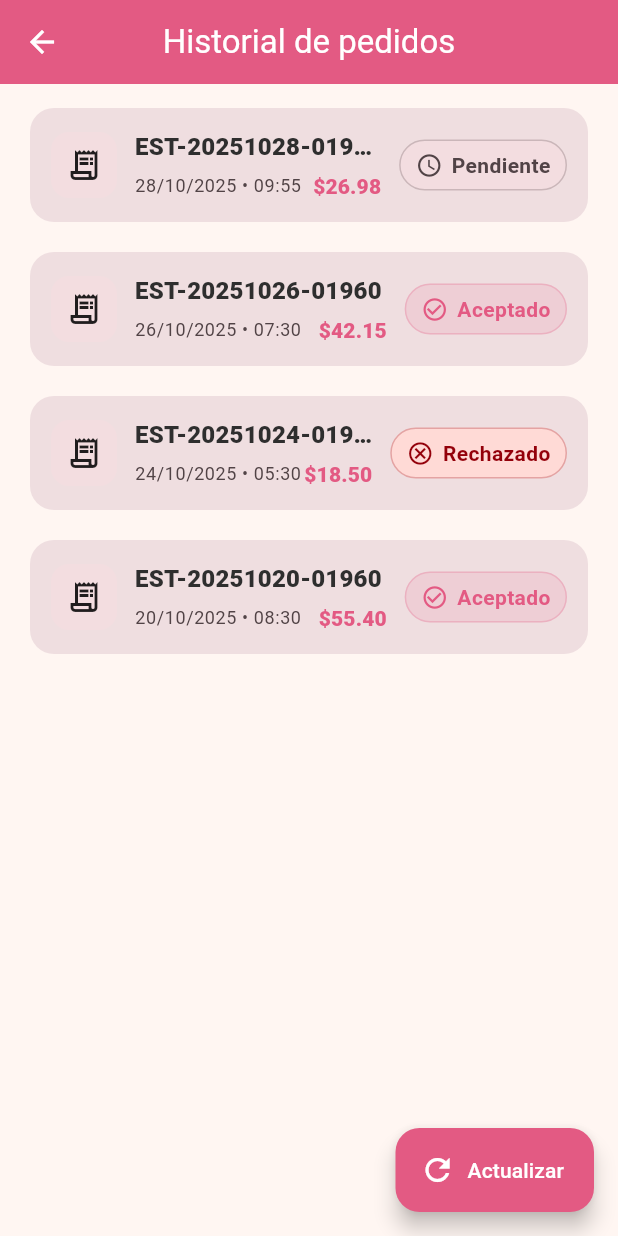
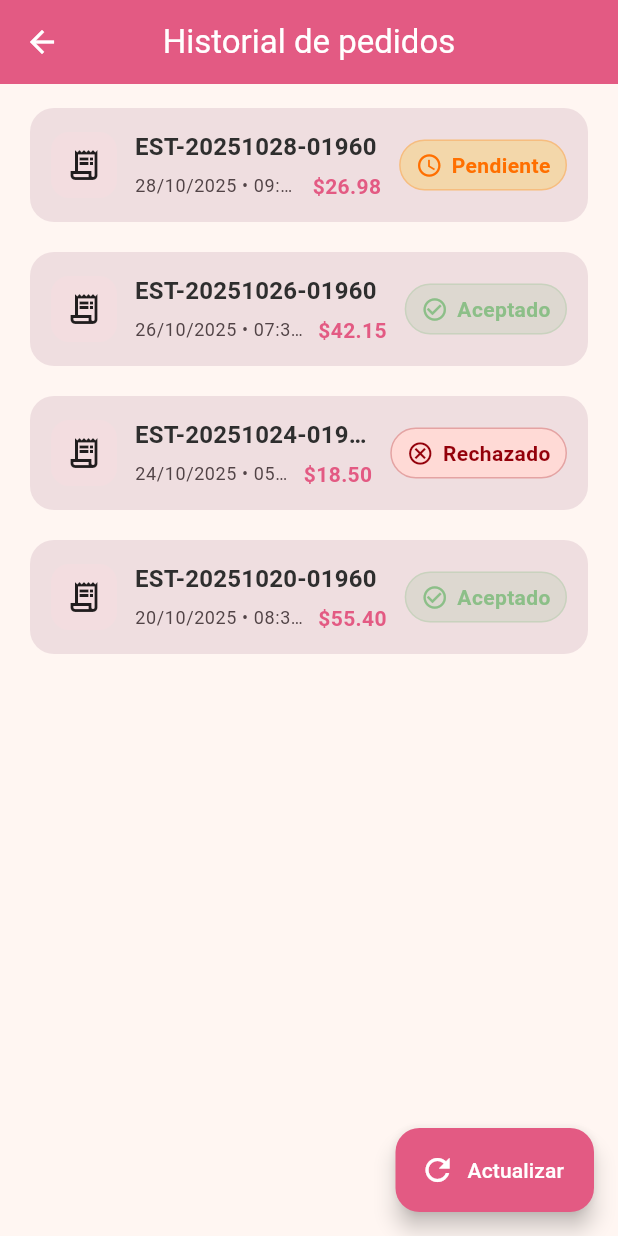
Before and after one commit to PaulaOramas/delirioApp, a Flutter app: the OrderHistoryScreen screen opened directly, after a tap on "Actualizar", on a phone screen of 412 x 824 dp. Run offline on Flutter 3.47's test engine with Material 3 defaults, Android fonts, the phone set to English and light mode, and no system bars; our stand-ins replace flutter_dotenv, image_picker, shared_preferences; missing offline and left inert: jwt_decode; accounts and stored records are empty; network calls fail.

Commit message:
cmabios en colores en en historial y mejor selector de tema

```diff
--- a/lib/screens/order_history_screen.dart
+++ b/lib/screens/order_history_screen.dart
@@ -8,11 +8,13 @@ enum OrderStatus { pendiente, aceptado, rechazado }
 
 class OrderSummary {
   final DateTime createdAt;
+  final DateTime? pickupAt; // opcional: fecha/hora de retiro si la tuvieses en backend
   final OrderStatus status;
   final double total;
 
   OrderSummary({
     required this.createdAt,
+    this.pickupAt,
     required this.status,
     required this.total,
   });
@@ -30,35 +32,48 @@ String _formatOrderCode(DateTime now) {
 extension OrderStatusX on OrderStatus {
   String get label {
     switch (this) {
-      case OrderStatus.pendiente: return 'Pendiente';
-      case OrderStatus.aceptado:  return 'Aceptado';
-      case OrderStatus.rechazado: return 'Rechazado';
+      case OrderStatus.pendiente:
+        return 'Pendiente';
+      case OrderStatus.aceptado:
+        return 'Aceptado';
+      case OrderStatus.rechazado:
+        return 'Rechazado';
     }
   }
 
   IconData get icon {
     switch (this) {
-      case OrderStatus.pendiente: return Icons.schedule_outlined;
-      case OrderStatus.aceptado:  return Icons.check_circle_outline;
-      case OrderStatus.rechazado: return Icons.cancel_outlined;
+      case OrderStatus.pendiente:
+        return Icons.schedule_outlined;
+      case OrderStatus.aceptado:
+        return Icons.check_circle_outline;
+      case OrderStatus.rechazado:
+        return Icons.cancel_outlined;
     }
   }
 
+  // Colores del chip por estado
   Color bg(BuildContext ctx) {
     final cs = Theme.of(ctx).colorScheme;
     switch (this) {
-      case OrderStatus.pendiente: return cs.surfaceVariant;
-      case OrderStatus.aceptado:  return cs.primary.withOpacity(.12);
-      case OrderStatus.rechazado: return cs.errorContainer;
+      case OrderStatus.pendiente:
+        return Colors.amber.withOpacity(.25); // amarillo suave
+      case OrderStatus.aceptado:
+        return kVerdeHoja.withOpacity(.18); // verde suave de tu paleta
+      case OrderStatus.rechazado:
+        return cs.errorContainer; // rojo claro del tema
     }
   }
 
   Color fg(BuildContext ctx) {
     final cs = Theme.of(ctx).colorScheme;
     switch (this) {
-      case OrderStatus.pendiente: return cs.onSurfaceVariant;
-      case OrderStatus.aceptado:  return cs.primary;
-      case OrderStatus.rechazado: return cs.onErrorContainer;
+      case OrderStatus.pendiente:
+        return Colors.amber[900] ?? Colors.brown; // texto amarillo oscuro
+      case OrderStatus.aceptado:
+        return kVerdeHoja; // texto verde
+      case OrderStatus.rechazado:
+        return cs.onErrorContainer; // texto para fondo de error
     }
   }
 }
@@ -74,6 +89,7 @@ class OrderHistoryScreen extends StatefulWidget {
 
 class _OrderHistoryScreenState extends State<OrderHistoryScreen> {
   late Future<List<OrderSummary>> _future;
+  bool _refreshing = false;
 
   @override
   void initState() {
@@ -89,21 +105,25 @@ class _OrderHistoryScreenState extends State<OrderHistoryScreen> {
     return [
       OrderSummary(
         createdAt: now.subtract(const Duration(minutes: 35)),
+        pickupAt: _withTime(now, hour: 12, minute: 0),
         status: OrderStatus.pendiente,
         total: 26.98,
       ),
       OrderSummary(
         createdAt: now.subtract(const Duration(days: 2, hours: 3)),
+        pickupAt: _withTime(now.subtract(const Duration(days: 1)), hour: 10, minute: 30),
         status: OrderStatus.aceptado,
         total: 42.15,
       ),
       OrderSummary(
         createdAt: now.subtract(const Duration(days: 4, hours: 5)),
+        pickupAt: _withTime(now.subtract(const Duration(days: 3)), hour: 18, minute: 0),
         status: OrderStatus.rechazado,
         total: 18.50,
       ),
       OrderSummary(
         createdAt: now.subtract(const Duration(days: 8, hours: 2)),
+        pickupAt: _withTime(now.subtract(const Duration(days: 7)), hour: 11, minute: 0),
         status: OrderStatus.aceptado,
         total: 55.40,
       ),
@@ -111,10 +131,14 @@ class _OrderHistoryScreenState extends State<OrderHistoryScreen> {
   }
 
   Future<void> _refresh() async {
+    if (_refreshing) return;
     setState(() {
+      _refreshing = true;
       _future = _loadMock();
     });
     await _future;
+    if (!mounted) return;
+    setState(() => _refreshing = false);
   }
 
   @override
@@ -129,7 +153,7 @@ class _OrderHistoryScreenState extends State<OrderHistoryScreen> {
       body: FutureBuilder<List<OrderSummary>>(
         future: _future,
         builder: (context, snap) {
-          if (snap.connectionState == ConnectionState.waiting) {
+          if (snap.connectionState == ConnectionState.waiting && !_hasData(snap)) {
             return const _LoadingList();
           }
           if (snap.hasError) {
@@ -149,23 +173,25 @@ class _OrderHistoryScreenState extends State<OrderHistoryScreen> {
               padding: const EdgeInsets.fromLTRB(16, 12, 16, 24),
               itemCount: items.length,
               separatorBuilder: (_, __) => const SizedBox(height: 12),
-              itemBuilder: (ctx, i) {
-                final it = items[i];
-                return _OrderCard(item: it);
-              },
+              itemBuilder: (ctx, i) => _OrderCard(item: items[i]),
             ),
           );
         },
       ),
       floatingActionButton: FloatingActionButton.extended(
-        onPressed: () => _refresh(),
-        icon: const Icon(Icons.refresh),
-        label: const Text('Actualizar'),
+        onPressed: _refreshing ? null : _refresh,
+        icon: _refreshing
+            ? const SizedBox(width: 18, height: 18, child: CircularProgressIndicator(strokeWidth: 2, color: Colors.white))
+            : const Icon(Icons.refresh),
+        label: Text(_refreshing ? 'Actualizando...' : 'Actualizar'),
         backgroundColor: kFucsia,
         foregroundColor: Colors.white,
       ),
     );
   }
+
+  bool _hasData(AsyncSnapshot<List<OrderSummary>> snap) =>
+      snap.hasData && (snap.data?.isNotEmpty ?? false);
 }
 
 /// ===== Widgets =====
@@ -188,7 +214,6 @@ class _OrderCard extends StatelessWidget {
       child: InkWell(
         borderRadius: BorderRadius.circular(16),
         onTap: () {
-          // Aquí podrías navegar a detalle si luego lo implementas
           ScaffoldMessenger.of(context).showSnackBar(
             SnackBar(content: Text('Pedido $code')),
           );
@@ -217,25 +242,29 @@ class _OrderCard extends StatelessWidget {
                     // Order code
                     Text(
                       code,
-                      style: theme.textTheme.titleMedium?.copyWith(fontWeight: FontWeight.w800),
+                      style: theme.textTheme.titleMedium?.copyWith(fontWeight: FontWeight.w700),
                       maxLines: 1,
                       overflow: TextOverflow.ellipsis,
                     ),
                     const SizedBox(height: 4),
-                    // Fecha y total
+                    // Fecha, retiro y total
                     Row(
                       children: [
-                        Text(
-                          '$date • $time',
-                          style: theme.textTheme.bodySmall?.copyWith(
-                            color: theme.colorScheme.onSurfaceVariant,
+                        Flexible(
+                          child: Text(
+                            '$date • $time'
+                            '${item.pickupAt != null ? ' • Retiro: ${_formatDate(item.pickupAt!)} ${_formatTime(item.pickupAt!)}' : ''}',
+                            style: theme.textTheme.bodySmall?.copyWith(
+                              color: theme.colorScheme.onSurfaceVariant,
+                            ),
+                            overflow: TextOverflow.ellipsis,
                           ),
                         ),
-                        const Spacer(),
+                        const SizedBox(width: 8),
                         Text(
                           '\$${item.total.toStringAsFixed(2)}',
-                          style: theme.textTheme.titleSmall?.copyWith(
-                            fontWeight: FontWeight.w800,
+                          style: const TextStyle(
+                            fontWeight: FontWeight.w700,
                             color: kFucsia,
                           ),
                         ),
@@ -329,8 +358,10 @@ class _EmptyState extends StatelessWidget {
           children: [
             Icon(Icons.receipt_long_outlined, size: 72, color: theme.colorScheme.onSurfaceVariant),
             const SizedBox(height: 12),
-            Text('Aún no tienes pedidos',
-                style: theme.textTheme.titleLarge?.copyWith(fontWeight: FontWeight.w700)),
+            Text(
+              'Aún no tienes pedidos',
+              style: theme.textTheme.titleLarge?.copyWith(fontWeight: FontWeight.w700),
+            ),
             const SizedBox(height: 6),
             Text(
               'Cuando realices tu primer pedido, aparecerá aquí.',
@@ -386,8 +417,9 @@ class _ErrorState extends StatelessWidget {
 
 String _two(int n) => n.toString().padLeft(2, '0');
 
-String _formatDate(DateTime dt) =>
-    '${_two(dt.day)}/${_two(dt.month)}/${dt.year}';
+String _formatDate(DateTime dt) => '${_two(dt.day)}/${_two(dt.month)}/${dt.year}';
 
-String _formatTime(DateTime dt) =>
-    '${_two(dt.hour)}:${_two(dt.minute)}';
+String _formatTime(DateTime dt) => '${_two(dt.hour)}:${_two(dt.minute)}';
+
+DateTime _withTime(DateTime base, {required int hour, required int minute}) =>
+    DateTime(base.year, base.month, base.day, hour, minute);
```
Also changed, not shown: lib/screens/profile_screen.dart (+0 -47 lines).
